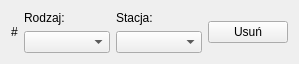
Old version of the form forms/statistic_item_widget.ui in the repository piotrdz/queues.
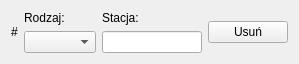
New version of the form.

Commit message: Statistics - completion of interface

```diff
--- a/forms/statistic_item_widget.ui
+++ b/forms/statistic_item_widget.ui
@@ -13,7 +13,7 @@
   <property name="windowTitle">
    <string/>
   </property>
-  <layout class="QGridLayout" name="gridLayout" columnstretch="0,1,1,0">
+  <layout class="QGridLayout" name="gridLayout" columnstretch="0,1,0,0,0">
    <item row="0" column="1">
     <widget class="QLabel" name="label_2">
      <property name="text">
@@ -21,13 +21,7 @@
      </property>
     </widget>
    </item>
-   <item row="1" column="1">
-    <widget class="QComboBox" name="comboBox"/>
-   </item>
-   <item row="1" column="2">
-    <widget class="QComboBox" name="comboBox_3"/>
-   </item>
-   <item row="0" column="3" rowspan="2">
+   <item row="0" column="4" rowspan="2">
     <widget class="QPushButton" name="removeButton">
      <property name="text">
       <string>Usuń</string>
@@ -48,6 +42,16 @@
      </property>
     </widget>
    </item>
+   <item row="1" column="1">
+    <widget class="QComboBox" name="typeComboBox"/>
+   </item>
+   <item row="1" column="2">
+    <widget class="QLineEdit" name="stationLineEdit">
+     <property name="maxLength">
+      <number>32767</number>
+     </property>
+    </widget>
+   </item>
   </layout>
  </widget>
  <resources/>
```
Left out of the diff: 6 changed lines with no effect on the pictures. The commit also changes 7 other files.
